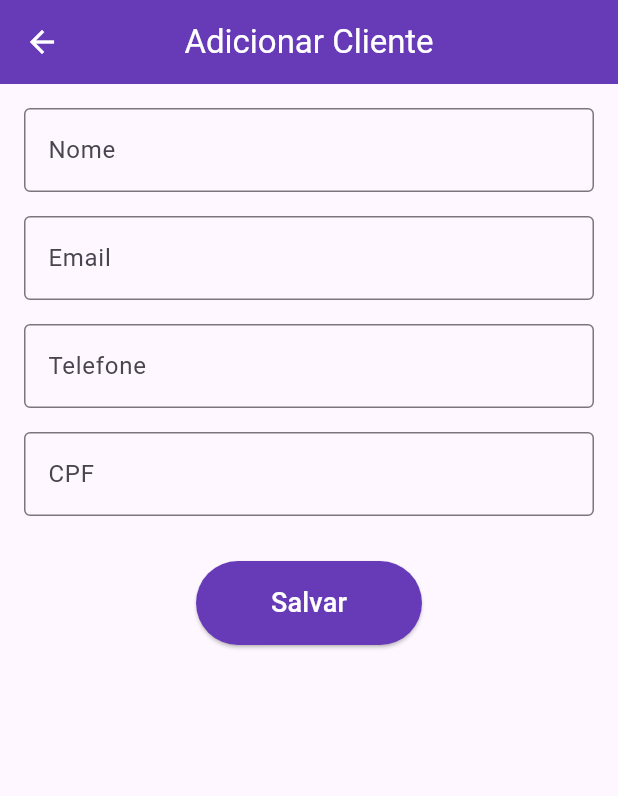
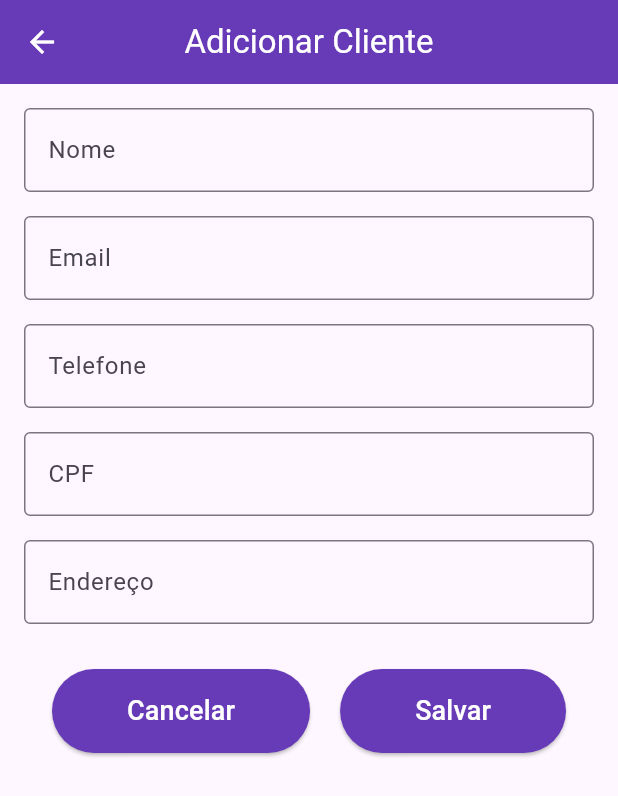
Before and after one commit to educeciliato/projeto_vai_ou_racha, a Flutter app: the CadastroClienteTela screen opened directly, on a phone screen of 412 x 824 dp. Shown: the top 796 px of the screen. Run offline on Flutter 3.47's test engine with Material 3 defaults, Android fonts, the phone set to English and light mode, and no system bars.

Commit message:
feat: agora tem validação no cadastro
Added address field and improved validation for email, phone, CPF, and address inputs.

```diff
--- a/lib/telas/cadastro_cliente_tela.dart
+++ b/lib/telas/cadastro_cliente_tela.dart
@@ -17,6 +17,7 @@ class _CadastroClienteTelaState extends State<CadastroClienteTela> {
   final emailController = TextEditingController();
   final telefoneController = TextEditingController();
   final cpfController = TextEditingController();
+  final enderecoController = TextEditingController();
 
   @override
   void initState() {
@@ -84,7 +85,11 @@ class _CadastroClienteTelaState extends State<CadastroClienteTela> {
                   labelText: 'Nome',
                   border: OutlineInputBorder(),
                 ),
-                validator: (val) => val!.isEmpty ? 'Digite o nome' : null,
+                validator: (val) {
+                  if (val!.isEmpty) {
+                    return 'Digite o nome';
+                  }
+                },
               ),
               SizedBox(height: 16),
               TextFormField(
@@ -93,7 +98,13 @@ class _CadastroClienteTelaState extends State<CadastroClienteTela> {
                   labelText: 'Email',
                   border: OutlineInputBorder(),
                 ),
-                validator: (val) => val!.isEmpty ? 'Digite o email' : null,
+                validator: (val) {
+                  if (val!.isEmpty) {
+                    return 'Digite o E-mail!';
+                  } else if (!val.contains('@') || !val.contains('.com')) {
+                    return 'E-mail Inválido!';
+                  }
+                },
               ),
               SizedBox(height: 16),
               TextFormField(
@@ -102,7 +113,13 @@ class _CadastroClienteTelaState extends State<CadastroClienteTela> {
                   labelText: 'Telefone',
                   border: OutlineInputBorder(),
                 ),
-                validator: (val) => val!.isEmpty ? 'Digite o telefone' : null,
+                validator: (val) {
+                  if (val!.isEmpty) {
+                    return 'digite o telelforne!';
+                  } else if (val!.length < 10) {
+                    return 'Telefone Inválido!';
+                  }
+                },
               ),
               SizedBox(height: 16),
               TextFormField(
@@ -111,17 +128,61 @@ class _CadastroClienteTelaState extends State<CadastroClienteTela> {
                   labelText: 'CPF',
                   border: OutlineInputBorder(),
                 ),
-                validator: (val) => val!.isEmpty ? 'Digite o CPF' : null,
+                validator: (val) {
+                  if (val!.isEmpty) {
+                    return 'Digite o cpf!';
+                  } else if (val!.length < 11) {
+                    return 'CPF Inválido!';
+                  }
+                },
+              ),
+              SizedBox(height: 16),
+              TextFormField(
+                controller: enderecoController,
+                decoration: InputDecoration(
+                  labelText: 'Endereço',
+                  border: OutlineInputBorder(),
+                ),
+                validator: (val) {
+                  if (val!.isEmpty) {
+                    return 'Digite o cpf';
+                  } else if (val!.length < 10) {
+                    return 'Endereço Inválido!';
+                  }
+                },
               ),
               SizedBox(height: 30),
+              Row(
+                mainAxisAlignment: MainAxisAlignment.center,
+                children: [
+                  ElevatedButton(
+                    onPressed: () {
+                      Navigator.pop(context);
+                    },
+                    style: ElevatedButton.styleFrom(
+                      backgroundColor: Colors.deepPurple,
+                      foregroundColor: Colors.white,
+                      padding: EdgeInsets.symmetric(
+                        horizontal: 50,
+                        vertical: 15,
+                      ),
+                    ),
+                    child: Text('Cancelar', style: TextStyle(fontSize: 18)),
+                  ),
+                  SizedBox(width: 20),
                   ElevatedButton(
                     onPressed: salvar,
                     style: ElevatedButton.styleFrom(
                       backgroundColor: Colors.deepPurple,
                       foregroundColor: Colors.white,
-                  padding: EdgeInsets.symmetric(horizontal: 50, vertical: 15),
+                      padding: EdgeInsets.symmetric(
+                        horizontal: 50,
+                        vertical: 15,
+                      ),
                     ),
                     child: Text('Salvar', style: TextStyle(fontSize: 18)),
+                  ),
+                ],
               ),
             ],
           ),
```
Lines whose indentation alone changed are shown as unchanged.
